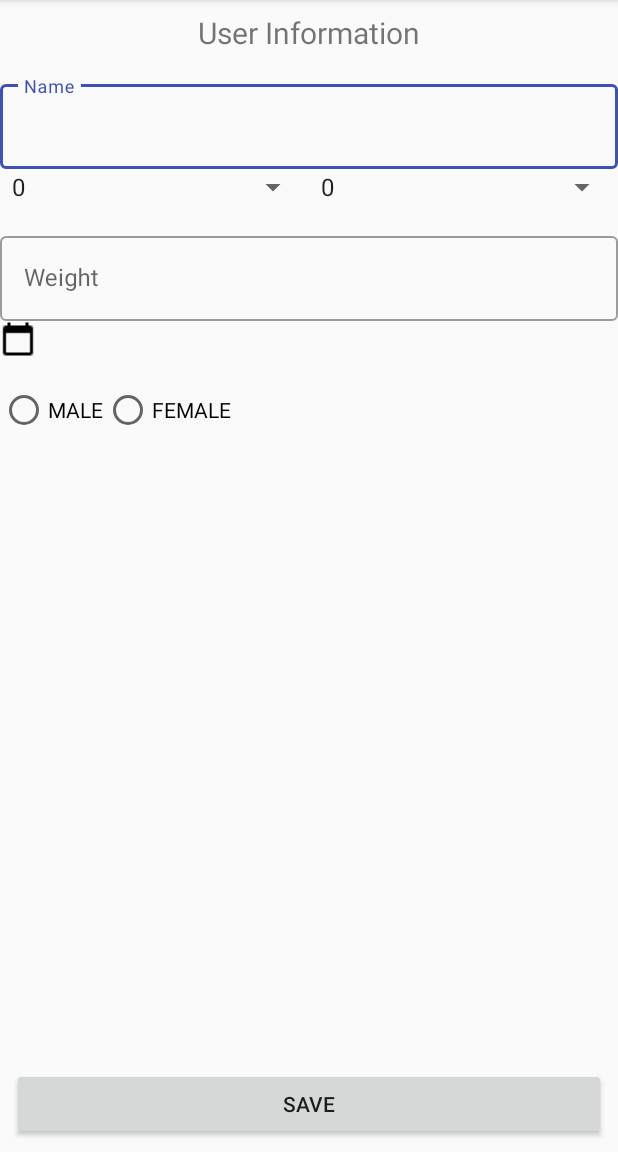
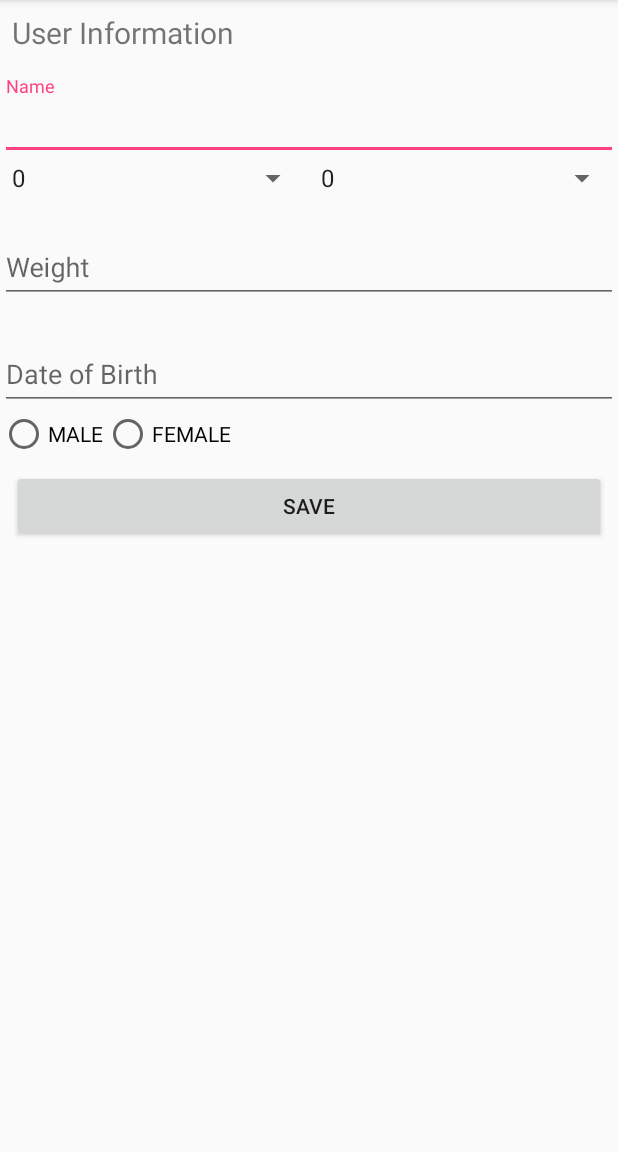
Before and after one commit to mmldm813/Capstone, an Android app: the screen it shows after launch (UserInfoActivity), on a phone screen of 412 x 824 dp, the part 84-1236 px from its top. Run offline under Robolectric (Android 15) with nearby library versions, the phone set to English and light mode, and no system bars; our stand-ins replace Room's generated code.

Commit message:
Items completed:
- date of birth is can be updated in db when editing userInfo.
- clicking update when editing profile updates db and does not add
another row
- userInfo layout adjusted so the layout is visible when editing

```diff
--- a/app/src/main/java/com/example/android/capstone/JournalActivity.java
+++ b/app/src/main/java/com/example/android/capstone/JournalActivity.java
@@ -18,7 +18,7 @@ public class JournalActivity extends AppCompatActivity {
     @Override
     protected void onCreate(Bundle savedInstanceState) {
         super.onCreate(savedInstanceState);
-        setContentView(R.layout.activity_journal);
+        setContentView(R.layout.journal_layout);
 
         db = AppDatabase.getInstance(getApplicationContext());
     }
--- a/app/src/main/res/layout/activity_main.xml
+++ b/app/src/main/res/layout/user_info_layout.xml
@@ -1,9 +1,9 @@
 <?xml version="1.0" encoding="utf-8"?>
-<android.support.constraint.ConstraintLayout xmlns:android="http://schemas.android.com/apk/res/android"
-    xmlns:app="http://schemas.android.com/apk/res-auto"
+<LinearLayout xmlns:android="http://schemas.android.com/apk/res/android"
     xmlns:tools="http://schemas.android.com/tools"
     android:layout_width="match_parent"
     android:layout_height="match_parent"
+    xmlns:app="http://schemas.android.com/apk/res-auto"
     android:orientation="vertical"
     tools:context=".UserInfoActivity">
 
@@ -18,18 +18,13 @@
         android:layout_marginTop="8dp"
         android:gravity="center_horizontal"
         android:text="User Information"
-        android:textSize="20sp"
-        app:layout_constraintEnd_toEndOf="parent"
-        app:layout_constraintStart_toStartOf="parent"
-        app:layout_constraintTop_toTopOf="parent" />
+        android:textSize="20sp"/>
 
     <android.support.design.widget.TextInputLayout
         android:id="@+id/nameTextInputLayout"
-        style="@style/Widget.MaterialComponents.TextInputLayout.OutlinedBox"
         android:layout_width="match_parent"
         android:layout_height="wrap_content"
-        android:layout_marginTop="15dp"
-        app:layout_constraintTop_toBottomOf="@+id/title_personal_info">
+        android:layout_marginTop="15dp">
 
         <android.support.design.widget.TextInputEditText
             android:id="@+id/name_edit_text"
@@ -44,8 +39,7 @@
         android:id="@+id/layoutForHeight"
         android:layout_width="match_parent"
         android:layout_height="wrap_content"
-        android:orientation="horizontal"
-        app:layout_constraintTop_toBottomOf="@id/nameTextInputLayout">
+        android:orientation="horizontal">
 
         <Spinner
             android:id="@+id/feet"
@@ -67,11 +61,9 @@
 
     <android.support.design.widget.TextInputLayout
         android:id="@+id/weightTextInputLayout"
-        style="@style/Widget.MaterialComponents.TextInputLayout.OutlinedBox"
         android:layout_width="match_parent"
         android:layout_height="wrap_content"
-        android:layout_marginTop="15dp"
-        app:layout_constraintTop_toBottomOf="@+id/layoutForHeight">
+        android:layout_marginTop="15dp">
 
         <android.support.design.widget.TextInputEditText
             android:id="@+id/weight_edit_text"
@@ -82,39 +74,39 @@
 
     </android.support.design.widget.TextInputLayout>
 
-    <ImageView
-        android:id="@+id/image_calendar"
-        android:layout_width="wrap_content"
+    <android.support.design.widget.TextInputLayout
+        android:id="@+id/date_text_layout"
+        android:layout_width="match_parent"
         android:layout_height="wrap_content"
-        android:background="@drawable/baseline_calendar_today_black_24dp"
-        app:layout_constraintTop_toBottomOf="@id/weightTextInputLayout"/>
+        android:layout_marginTop="15dp">
 
-    <TextView
-        android:id="@+id/date_text"
-        android:layout_width="wrap_content"
-        android:layout_height="wrap_content"
-        app:layout_constraintTop_toBottomOf="@id/image_calendar"/>
+        <android.support.design.widget.TextInputEditText
+            android:id="@+id/date_text"
+            android:layout_width="match_parent"
+            android:layout_height="wrap_content"
+            android:hint="Date of Birth"
+            app:hintEnabled="true"
+            android:editable="false"/>
+
+    </android.support.design.widget.TextInputLayout>
 
     <RadioGroup
         android:id="@+id/radiobutton_group"
         android:layout_width="match_parent"
         android:layout_height="wrap_content"
-        app:layout_constraintTop_toBottomOf="@id/date_text"
         android:orientation="horizontal">
 
         <RadioButton
             android:id="@+id/male_button"
             android:layout_width="wrap_content"
             android:layout_height="wrap_content"
-            android:text="MALE"
-            android:onClick="onRadioButtonClick"/>
+            android:text="MALE" />
 
         <RadioButton
             android:id="@+id/female_button"
             android:layout_width="wrap_content"
             android:layout_height="wrap_content"
-            android:text="FEMALE"
-            android:onClick="onRadioButtonClick"/>
+            android:text="FEMALE" />
 
     </RadioGroup>
 
@@ -123,14 +115,7 @@
         android:id="@+id/save_button"
         android:layout_width="match_parent"
         android:layout_height="wrap_content"
-        android:layout_marginBottom="8dp"
-        android:layout_marginEnd="8dp"
-        android:layout_marginLeft="8dp"
-        android:layout_marginRight="8dp"
-        android:layout_marginStart="8dp"
-        android:text="save"
-        app:layout_constraintBottom_toBottomOf="parent"
-        app:layout_constraintEnd_toEndOf="parent"
-        app:layout_constraintStart_toStartOf="parent"/>
+        android:layout_margin="8dp"
+        android:text="save"/>
 
-</android.support.constraint.ConstraintLayout>
+</LinearLayout>
```
Also changed, not shown: app/src/main/java/com/example/android/capstone/UserInfoActivity.java (+37 -38 lines), app/src/main/res/layout/journal_layout.xml (renamed from app/src/main/res/layout/activity_journal.xml).
